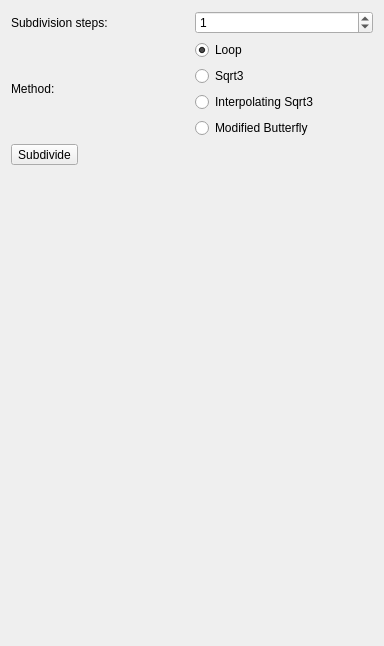
First picture: the form in Plugin-Subdivider/subdividerControls.ui, repository ShenRen/OpenFlipper, before the edit.
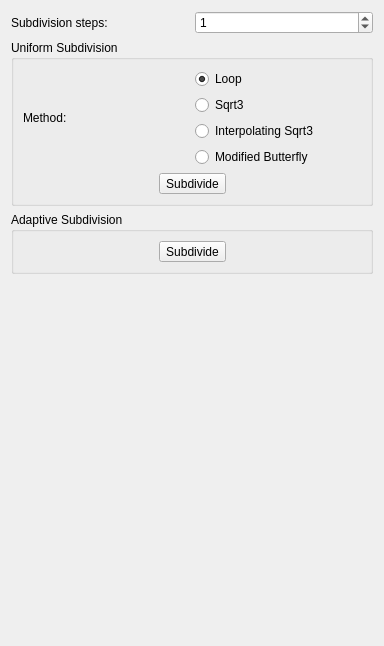
Second picture: the form after the edit.

Commit message: Added toolboxes for adaptive subdivision

The edit to the form file:
```diff
--- a/Plugin-Subdivider/subdividerControls.ui
+++ b/Plugin-Subdivider/subdividerControls.ui
@@ -33,6 +33,12 @@
     </layout>
    </item>
    <item>
+    <widget class="QGroupBox" name="groupBox">
+     <property name="title">
+      <string>Uniform Subdivision</string>
+     </property>
+     <layout class="QVBoxLayout" name="verticalLayout_3">
+      <item>
     <layout class="QHBoxLayout" name="horizontalLayout_2">
      <item>
       <widget class="QLabel" name="label_2">
@@ -98,10 +104,89 @@
     </layout>
    </item>
    <item>
-    <widget class="QToolButton" name="subdivide_toolButton">
+       <layout class="QHBoxLayout" name="horizontalLayout_4">
+        <item>
+         <spacer name="horizontalSpacer_2">
+          <property name="orientation">
+           <enum>Qt::Horizontal</enum>
+          </property>
+          <property name="sizeHint" stdset="0">
+           <size>
+            <width>40</width>
+            <height>20</height>
+           </size>
+          </property>
+         </spacer>
+        </item>
+        <item>
+         <widget class="QToolButton" name="subdivide_uniform_toolButton">
      <property name="text">
       <string>Subdivide</string>
      </property>
+         </widget>
+        </item>
+        <item>
+         <spacer name="horizontalSpacer">
+          <property name="orientation">
+           <enum>Qt::Horizontal</enum>
+          </property>
+          <property name="sizeHint" stdset="0">
+           <size>
+            <width>40</width>
+            <height>20</height>
+           </size>
+          </property>
+         </spacer>
+        </item>
+       </layout>
+      </item>
+     </layout>
+    </widget>
+   </item>
+   <item>
+    <widget class="QGroupBox" name="groupBox_2">
+     <property name="title">
+      <string>Adaptive Subdivision</string>
+     </property>
+     <layout class="QVBoxLayout" name="verticalLayout_4">
+      <item>
+       <layout class="QHBoxLayout" name="horizontalLayout_5">
+        <item>
+         <spacer name="horizontalSpacer_3">
+          <property name="orientation">
+           <enum>Qt::Horizontal</enum>
+          </property>
+          <property name="sizeHint" stdset="0">
+           <size>
+            <width>40</width>
+            <height>20</height>
+           </size>
+          </property>
+         </spacer>
+        </item>
+        <item>
+         <widget class="QToolButton" name="subdivide__adaptive_toolButton">
+          <property name="text">
+           <string>Subdivide</string>
+          </property>
+         </widget>
+        </item>
+        <item>
+         <spacer name="horizontalSpacer_4">
+          <property name="orientation">
+           <enum>Qt::Horizontal</enum>
+          </property>
+          <property name="sizeHint" stdset="0">
+           <size>
+            <width>40</width>
+            <height>20</height>
+           </size>
+          </property>
+         </spacer>
+        </item>
+       </layout>
+      </item>
+     </layout>
     </widget>
    </item>
    <item>
```
Lines whose indentation alone changed are shown as unchanged. The commit also changes 2 other files.
